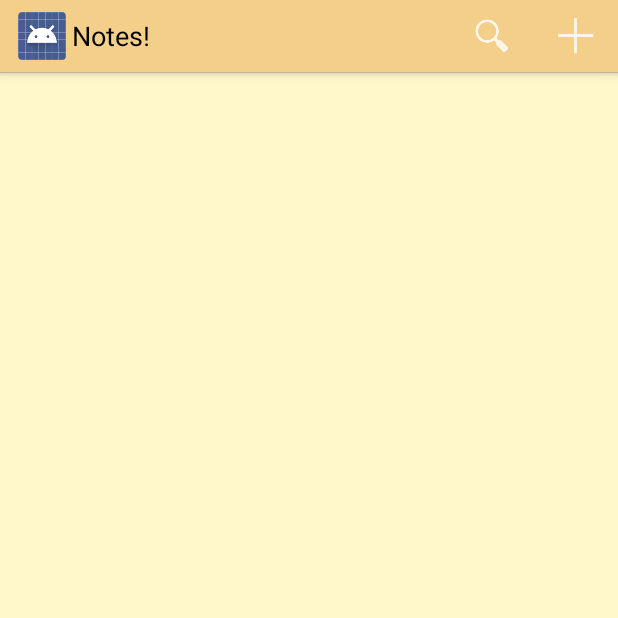
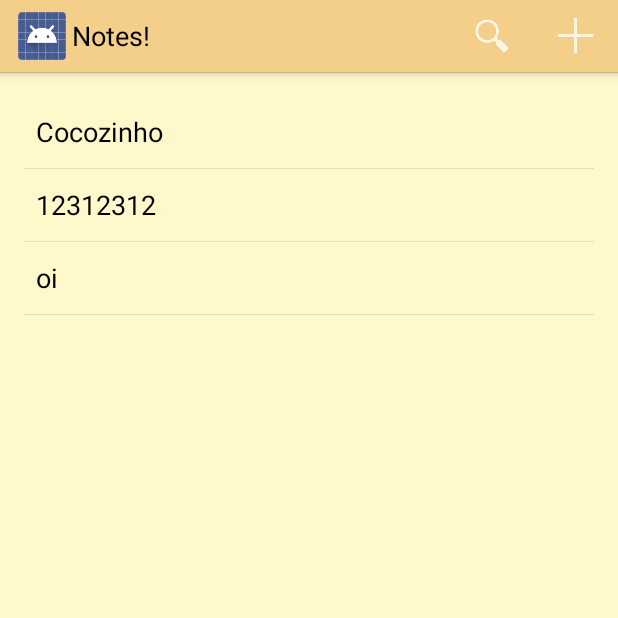
Before and after one commit to gustavobite/notes, an Android app: the screen it shows after launch (HomeActivity), on a phone screen of 412 x 824 dp, the top half of it. Run offline under Robolectric (Android 15) with nearby library versions, the phone set to English and light mode, and no system bars.

```diff
--- a/app/src/main/java/com/luke/notes/HomeActivity.java
+++ b/app/src/main/java/com/luke/notes/HomeActivity.java
@@ -2,9 +2,13 @@ package com.luke.notes;
 
 import android.app.Activity;
 import android.content.Intent;
+import android.opengl.EGLExt;
 import android.os.Bundle;
 import android.view.Menu;
 import android.view.MenuItem;
+import android.view.View;
+import android.widget.ArrayAdapter;
+import android.widget.ListView;
 
 import com.luke.notes.R;
 
@@ -14,6 +18,12 @@ public class HomeActivity extends Activity {
     protected void onCreate(Bundle savedInstanceState) {
         super.onCreate(savedInstanceState);
         setContentView(R.layout.activity_home);
+        ListView listView = (ListView) findViewById(R.id.notes_list);
+        String[] listValues = {"Cocozinho", "12312312", "oi"};
+
+        ArrayAdapter<String> adapter = new ArrayAdapter<String>(this, android.R.layout.simple_list_item_1, listValues);
+        listView.setAdapter(adapter);
+
     }
 
     @Override
@@ -32,6 +42,7 @@ public class HomeActivity extends Activity {
             case R.id.action_add:
                 Intent goToNewNote = new Intent(this, NewNoteActivity.class);
                 startActivity(goToNewNote);
+                overridePendingTransition(R.anim.activity_in, R.anim.activity_out);
                 return true;
             case R.id.action_search:
                 return true;
--- /dev/null
+++ b/app/src/main/res/anim/activity_in.xml
@@ -0,0 +1,7 @@
+<?xml version="1.0" encoding="utf-8"?>
+<set xmlns:android="http://schemas.android.com/apk/res/android">
+    <translate
+        android:fromXDelta="100%"
+        android:toXDelta="0"
+        android:duration="400" />
+</set>
--- /dev/null
+++ b/app/src/main/res/anim/activity_out.xml
@@ -0,0 +1,7 @@
+<?xml version="1.0" encoding="utf-8"?>
+<set xmlns:android="http://schemas.android.com/apk/res/android">
+    <translate
+        android:fromXDelta="0"
+        android:toXDelta="-100%"
+        android:duration="400" />
+</set>
```
Also changed, not shown: app/src/main/java/com/luke/notes/NewNoteActivity.java (+10 -1 lines), app/src/main/res/anim/activity_back_in.xml (added, +7 -0 lines), app/src/main/res/anim/activity_back_out.xml (added, +7 -0 lines), app/src/main/res/layout/activity_new_note.xml (+8 -4 lines), 39 other files.
